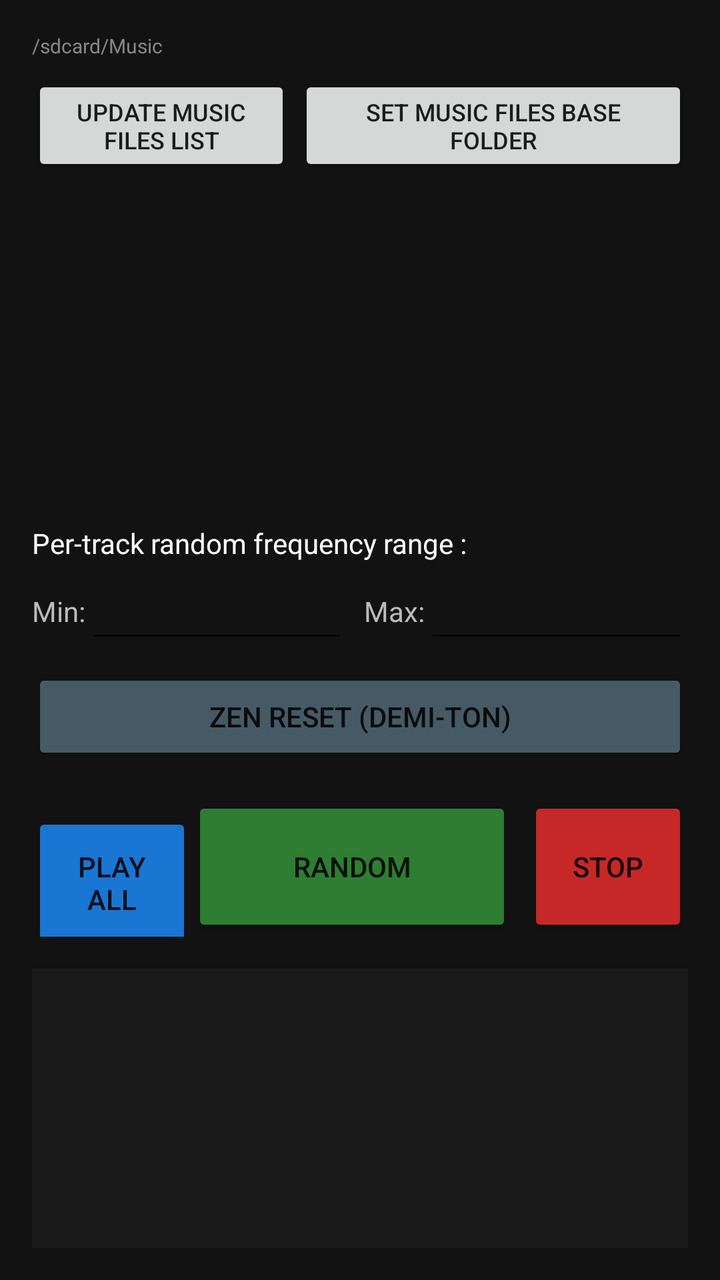
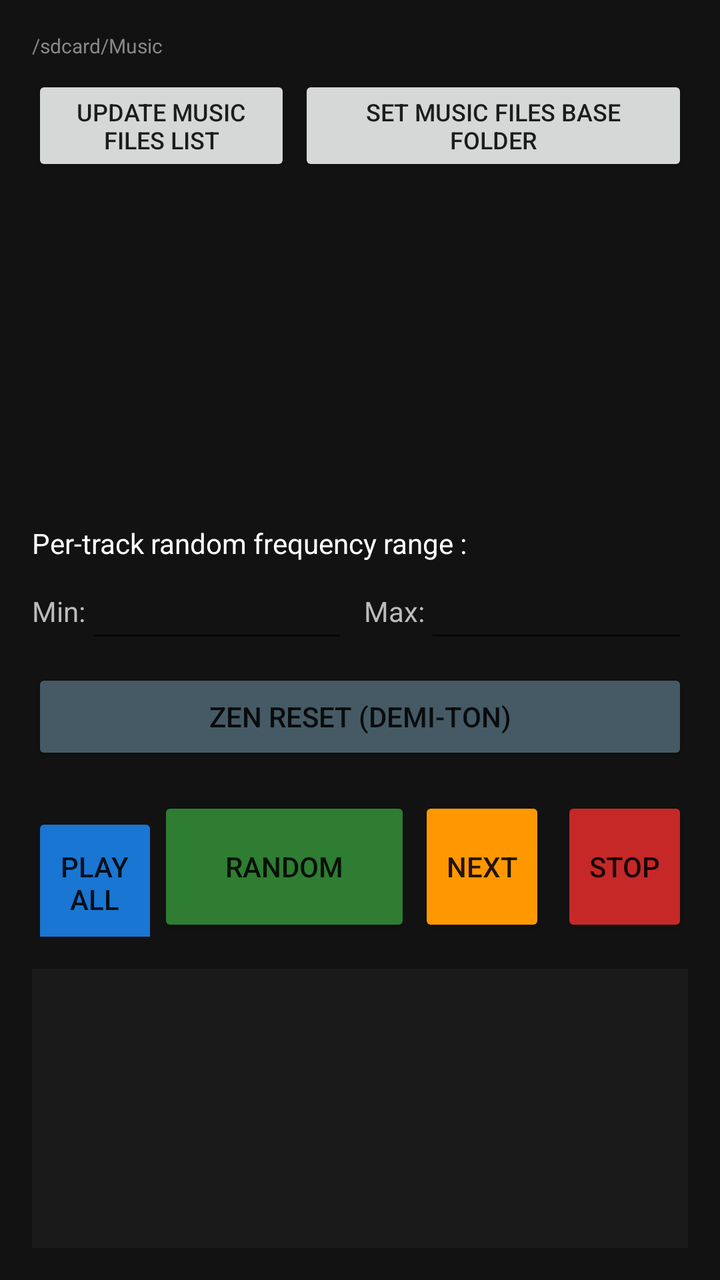

Before-and-after screenshots of an Android layout around one commit, followed by the original layout XML and the change that was made.
<!-- AndroidManifest.xml: application theme Theme.AppCompat.DayNight.NoActionBar -->
<!-- res/layout/activity_freqmul.xml -->
<?xml version="1.0" encoding="utf-8"?>
<LinearLayout xmlns:android="http://schemas.android.com/apk/res/android"
    android:layout_width="match_parent"
    android:layout_height="match_parent"
    android:orientation="vertical"
    android:background="#121212"
    android:padding="16dp">

    <TextView android:id="@+id/text_root_path" 
        android:layout_width="match_parent" android:layout_height="wrap_content" 
        android:text="/sdcard/Music" android:textColor="#888888" android:textSize="10sp" />

    <LinearLayout
        android:layout_width="match_parent" android:layout_height="wrap_content"
        android:orientation="horizontal" android:layout_marginTop="8dp">
        <Button android:id="@+id/button_list_mp3" android:layout_width="0dp" android:layout_height="wrap_content" android:layout_weight="1" android:text="UPDATE MUSIC FILES LIST" android:textSize="12sp" />
        <Button android:id="@+id/button_root_rep" android:layout_width="0dp" android:layout_height="wrap_content" android:layout_weight="1.5" android:text="SET MUSIC FILES BASE FOLDER" android:textSize="12sp" android:layout_marginStart="4dp"/>
    </LinearLayout>

    <ListView android:id="@+id/list_mp3" android:layout_width="match_parent" android:layout_height="150dp" android:layout_marginTop="8dp" android:divider="#333333" android:dividerHeight="1dp" />

    <TextView 
        android:layout_width="match_parent" android:layout_height="wrap_content" 
        android:text="Per-track random frequency range :" android:textColor="#FFFFFF" 
        android:layout_marginTop="16dp" android:textSize="14sp" />

    <LinearLayout
        android:layout_width="match_parent" android:layout_height="wrap_content"
        android:orientation="horizontal" android:layout_marginTop="4dp" android:gravity="center_vertical">
        <TextView android:layout_width="wrap_content" android:layout_height="wrap_content" android:text="Min:" android:textColor="#BBBBBB" />
        <EditText android:id="@+id/edit_mul_min" android:layout_width="0dp" android:layout_height="wrap_content" android:layout_weight="1" android:textColor="#00FF00" android:inputType="numberDecimal" />
        <TextView android:layout_width="wrap_content" android:layout_height="wrap_content" android:layout_marginStart="8dp" android:text="Max:" android:textColor="#BBBBBB" />
        <EditText android:id="@+id/edit_mul_max" android:layout_width="0dp" android:layout_height="wrap_content" android:layout_weight="1" android:textColor="#00FF00" android:inputType="numberDecimal" />
    </LinearLayout>

    <Button android:id="@+id/button_reset_freq" android:layout_width="match_parent" android:layout_height="wrap_content" android:text="ZEN RESET (DEMI-TON)" android:backgroundTint="#455A64" android:layout_marginTop="8dp" />

    <LinearLayout
        android:layout_width="match_parent" android:layout_height="wrap_content"
        android:orientation="horizontal" android:layout_marginTop="16dp">
        <Button android:id="@+id/button_play_all" android:layout_width="0dp" android:layout_height="70dp" android:layout_weight="1" android:text="PLAY ALL" android:backgroundTint="#1976D2" />
        <Button android:id="@+id/button_play_random" android:layout_width="0dp" android:layout_height="70dp" android:layout_weight="2" android:text="RANDOM" android:backgroundTint="#2E7D32" />
        <Button android:id="@+id/button_stop" android:layout_width="0dp" android:layout_height="70dp" android:layout_weight="1" android:text="STOP" android:backgroundTint="#C62828" android:layout_marginStart="8dp" />
    </LinearLayout>

    <ScrollView android:id="@+id/scroll_transcript" android:layout_width="match_parent" android:layout_height="match_parent" android:layout_marginTop="16dp" android:background="#1A1A1A" android:padding="8dp">
        <TextView android:id="@+id/text_transcript" android:layout_width="match_parent" android:layout_height="wrap_content" android:textColor="#00FF00" android:textSize="12sp" android:fontFamily="monospace" />
    </ScrollView>
</LinearLayout>
<!-- resources referenced by this layout -->
<resources>

</resources>

<!-- the commit's change to res/layout/activity_freqmul.xml (unified diff, before → after) -->
@@ -40,6 +40,7 @@
         android:orientation="horizontal" android:layout_marginTop="16dp">
         <Button android:id="@+id/button_play_all" android:layout_width="0dp" android:layout_height="70dp" android:layout_weight="1" android:text="PLAY ALL" android:backgroundTint="#1976D2" />
         <Button android:id="@+id/button_play_random" android:layout_width="0dp" android:layout_height="70dp" android:layout_weight="2" android:text="RANDOM" android:backgroundTint="#2E7D32" />
+        <Button android:id="@+id/button_next" android:layout_width="0dp" android:layout_height="70dp" android:layout_weight="1" android:text="NEXT" android:backgroundTint="#FF9800" android:layout_marginStart="4dp" />
         <Button android:id="@+id/button_stop" android:layout_width="0dp" android:layout_height="70dp" android:layout_weight="1" android:text="STOP" android:backgroundTint="#C62828" android:layout_marginStart="8dp" />
     </LinearLayout>
 
